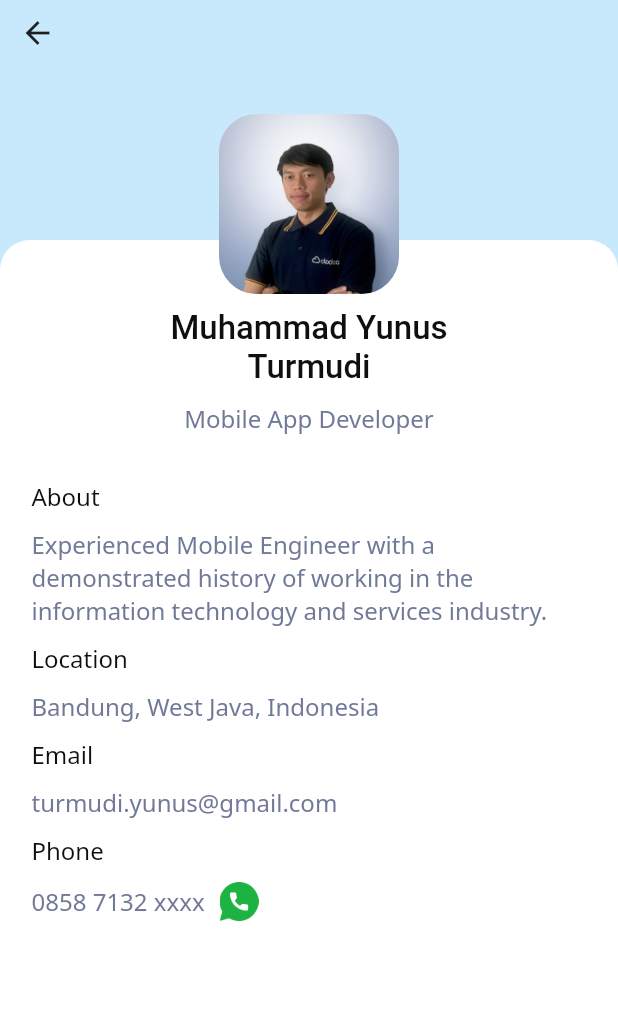
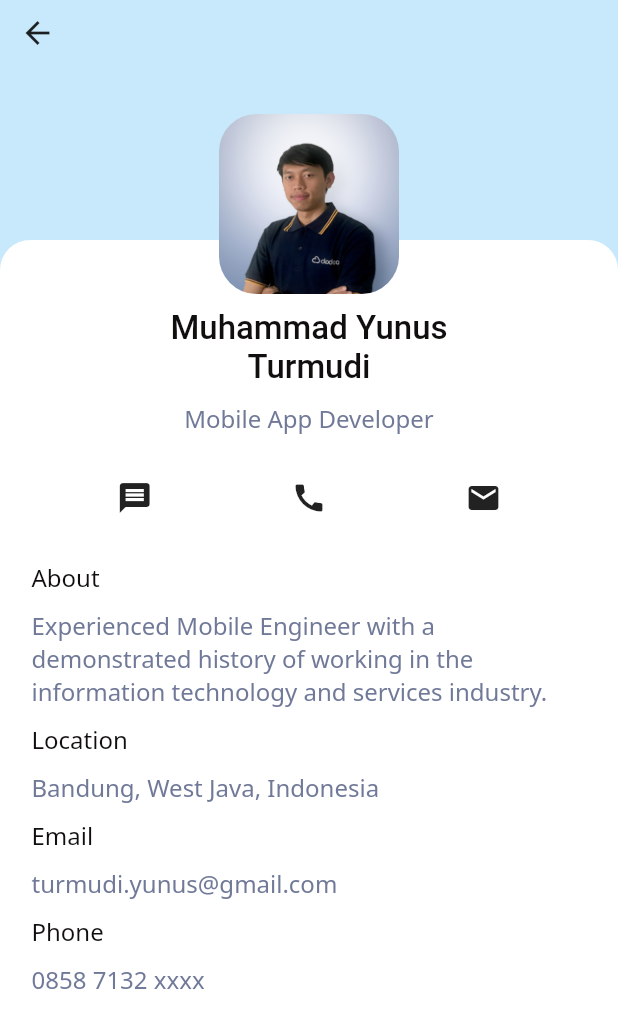
Before and after one commit to myunusss/mobile_portofolio_yunus, a Flutter app: the AboutPage screen opened directly, on a phone screen of 412 x 824 dp. Shown: the top 1028 px of the screen. Run offline on Flutter 3.47's test engine with Material 2 defaults, Android fonts, the phone set to English and light mode, and no system bars; Roboto replaces fonts that are missing (NotoSansJp).

Commit message:
Add whatsapp, phone, and email in about page

```diff
--- a/lib/ui/pages/about_page.dart
+++ b/lib/ui/pages/about_page.dart
@@ -10,8 +10,7 @@ class AboutPage extends StatelessWidget {
         child: Column(
           crossAxisAlignment: CrossAxisAlignment.stretch,
           children: [
-            Stack(
-              children: [
+            Stack(children: [
               Container(
                 color: Color(0xFF00A3FF).withOpacity(0.2),
                 width: MediaQuery.of(context).size.width,
@@ -22,22 +21,28 @@ class AboutPage extends StatelessWidget {
                 height: MediaQuery.of(context).size.height,
                 margin: EdgeInsets.only(top: 160),
                 decoration: BoxDecoration(
-                    borderRadius: BorderRadius.only(topLeft: Radius.circular(20), topRight: Radius.circular(20)),
+                  borderRadius: BorderRadius.only(
+                      topLeft: Radius.circular(20),
+                      topRight: Radius.circular(20)),
                   color: Colors.white,
                 ),
               ),
               SafeArea(
                   child: Padding(
                 padding: const EdgeInsets.all(8.0),
-                    child: Column(
-                      children: [
+                child: Column(children: [
                   Row(
                     children: [
                       Container(
                         padding: EdgeInsets.fromLTRB(5, 2, 5, 2),
                         child: InkWell(
-                                child: Icon(Icons.arrow_back, size: 24,),
-                                onTap: () { Navigator.pop(context); },
+                          child: Icon(
+                            Icons.arrow_back,
+                            size: 24,
+                          ),
+                          onTap: () {
+                            Navigator.pop(context);
+                          },
                         ),
                       )
                     ],
@@ -47,7 +52,8 @@ class AboutPage extends StatelessWidget {
                     child: Center(
                       child: ClipRRect(
                         borderRadius: BorderRadius.circular(25),
-                              child: Image.asset('lib/assets/images/yunus_pic.png', width: 120, height: 120, fit: BoxFit.fill),
+                        child: Image.asset('lib/assets/images/yunus_pic.png',
+                            width: 120, height: 120, fit: BoxFit.fill),
                       ),
                     ),
                   ),
@@ -56,53 +62,116 @@ class AboutPage extends StatelessWidget {
                     child: Column(
                       crossAxisAlignment: CrossAxisAlignment.stretch,
                       children: [
-                              SizedBox(height: 10,),
-                              Text("Muhammad Yunus\nTurmudi", style: titleTextStyle.copyWith(fontSize: 22, fontWeight: FontWeight.w500), textAlign: TextAlign.center,),
-                              SizedBox(height: 10,),
-                              Text('Mobile App Developer', style: valueTextStyle, textAlign: TextAlign.center,),
-                              SizedBox(height: 30,),
+                        SizedBox(
+                          height: 10,
+                        ),
+                        Text(
+                          "Muhammad Yunus\nTurmudi",
+                          style: titleTextStyle.copyWith(
+                              fontSize: 22, fontWeight: FontWeight.w500),
+                          textAlign: TextAlign.center,
+                        ),
+                        SizedBox(
+                          height: 10,
+                        ),
+                        Text(
+                          'Mobile App Developer',
+                          style: valueTextStyle,
+                          textAlign: TextAlign.center,
+                        ),
+                        SizedBox(
+                          height: 30,
+                        ),
+                        // Contact Me
+                        Row(
+                          mainAxisAlignment: MainAxisAlignment.spaceEvenly,
+                          children: [
+                            Container(
+                              width: 95,
+                              child: Column(children: [
+                                InkWell(
+                                  onTap: () => _launchWhatsApp(context),
+                                  child: Icon(Icons.message)
+                                ),
+                              ]),
+                            ),
+                            Container(
+                              width: 95,
+                              child: Column(children: [
+                                InkWell(
+                                  onTap: () => _launchTel(context),
+                                  child: Icon(Icons.call),
+                                ),
+                              ]),
+                            ),
+                            Container(
+                              width: 95,
+                              child: Column(children: [
+                                InkWell(
+                                  onTap: () => _launchEmail(context),
+                                  child: Icon(Icons.email)
+                                ),
+                              ]),
+                            ),
+                          ],
+                        ),
+                        SizedBox(
+                          height: 30,
+                        ),
                         // Additional info
                         Text('About', style: labelTextStyle),
-                              SizedBox(height: 10,),
-                              Text('Experienced Mobile Engineer with a demonstrated history of working in the information technology and services industry.', style: valueTextStyle),
-                              SizedBox(height: 10,),
+                        SizedBox(
+                          height: 10,
+                        ),
+                        Text(
+                            'Experienced Mobile Engineer with a demonstrated history of working in the information technology and services industry.',
+                            style: valueTextStyle),
+                        SizedBox(
+                          height: 10,
+                        ),
                         Text('Location', style: labelTextStyle),
-                              SizedBox(height: 10,),
-                              Text('Bandung, West Java, Indonesia', style: valueTextStyle),
-                              SizedBox(height: 10,),
+                        SizedBox(
+                          height: 10,
+                        ),
+                        Text('Bandung, West Java, Indonesia',
+                            style: valueTextStyle),
+                        SizedBox(
+                          height: 10,
+                        ),
                         Text('Email', style: labelTextStyle),
-                              SizedBox(height: 10,),
+                        SizedBox(
+                          height: 10,
+                        ),
                         Text('turmudi.yunus@gmail.com', style: valueTextStyle),
-                              SizedBox(height: 10,),
+                        SizedBox(
+                          height: 10,
+                        ),
                         Text('Phone', style: labelTextStyle),
-                              SizedBox(height: 10,),
-                              Row(
-                                crossAxisAlignment: CrossAxisAlignment.center,
-                                children: [
+                        SizedBox(
+                          height: 10,
+                        ),
                         Text('0858 7132 xxxx', style: valueTextStyle),
-                                  SizedBox(width: 10,),
-                                  InkWell(
-                                    onTap: () => _launchURL(context),
-                                    child: Image.asset('lib/assets/images/whatsapp.png', width: 26, height: 26, fit: BoxFit.cover,),
-                                  )
-                                ],
-                              )
                       ],
                     ),
                   )
-                      ]
-                    ),
-                  )
-                ),
-              ]
-            ),
+                ]),
+              )),
+            ]),
           ],
         ),
       ),
     );
   }
 
-  void _launchURL(context) async => await canLaunch('whatsapp://send?phone=085871321037') ? await launch('whatsapp://send?phone=085871321037') : ScaffoldMessenger.of(context).showSnackBar(SnackBar(
-    content: Text("Cannot open whatsapp://send?phone=085871321037"),
-  ));
+  void _launchWhatsApp(context) async => await canLaunch('whatsapp://send?phone=085871321037') ?
+    await launch('whatsapp://send?phone=085871321037') :
+    ScaffoldMessenger.of(context).showSnackBar(SnackBar(content: Text("Cannot open WhatsApp")));
+
+  void _launchTel(context) async => await canLaunch("tel://085871321037") ?
+    await launch("tel://085871321037") :
+    ScaffoldMessenger.of(context).showSnackBar(SnackBar(content: Text("Cannot open Phone Call")));
+
+  void _launchEmail(context) async => await canLaunch('mailto:yunus8889@gmail.com') ?
+    await launch('mailto:yunus8889@gmail.com') :
+    ScaffoldMessenger.of(context).showSnackBar(SnackBar(content: Text("Cannot open Email")));
 }
```
Also changed, not shown: pubspec.lock. Lines whose indentation alone changed are shown as unchanged.
